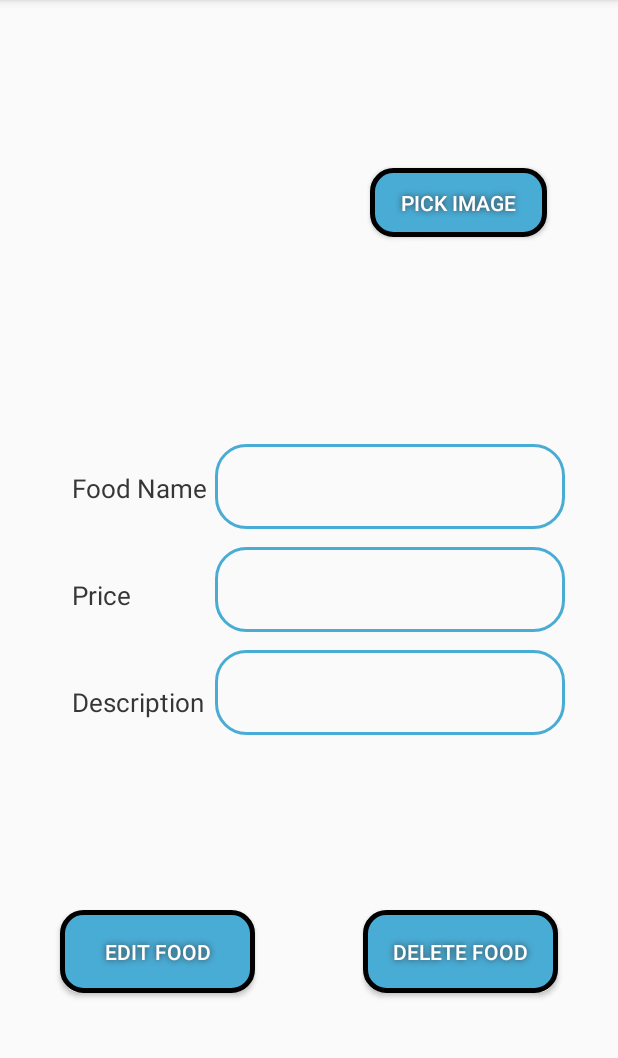
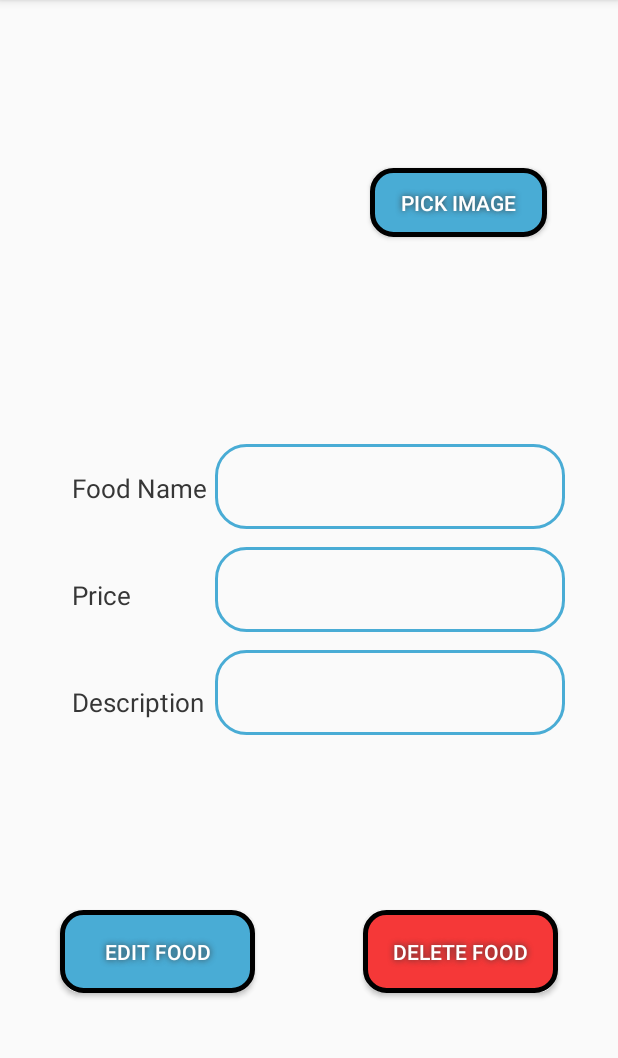
Before and after one commit to Akerdany/ReastaurantApp, an Android app: the FoodEditDelete screen opened directly, with no data from a screen before it, on a phone screen of 412 x 824 dp, the part 84-1142 px from its top. Run offline under Robolectric (Android 15) with nearby library versions, the phone set to English and light mode, and no system bars; our stand-ins replace Firebase (no records; nobody signed in at launch, a user with empty details on screens opened directly); pictures from the network do not load; 4 statements that could not run were skipped.

Commit message:
Some Layouts done.

```diff
--- a/app/src/main/res/layout/activity_food_edit_delete.xml
+++ b/app/src/main/res/layout/activity_food_edit_delete.xml
@@ -136,7 +136,7 @@
         android:layout_marginRight="40dp"
         android:text="@string/DeleteFoodBtn_food_crud"
         android:onClick="DeleteFood"
-        style="@style/button_style_small"
+        style="@style/buttonDelete_style"
         app:layout_constraintBottom_toBottomOf="parent"
         app:layout_constraintEnd_toEndOf="parent"
         app:layout_constraintTop_toBottomOf="@+id/ItemDescEdt"
--- a/app/src/main/res/layout/activity_user_edit_delete.xml
+++ b/app/src/main/res/layout/activity_user_edit_delete.xml
@@ -23,7 +23,7 @@
             style="@style/editText_style"
             android:layout_width="match_parent"
             android:layout_height="wrap_content"
-            android:layout_marginTop="70dp"
+            android:layout_marginTop="40dp"
             android:hint="Full Name"
 
             app:layout_constraintEnd_toEndOf="parent"
--- a/app/src/main/res/values/styles.xml
+++ b/app/src/main/res/values/styles.xml
@@ -62,6 +62,14 @@
         <item name="android:shadowRadius">5</item>
     </style>
 
+    <style name="buttonDelete_style">
+        <item name="android:layout_marginTop">10dp</item>
+        <item name="android:textColor">@color/colorWhite</item>
+        <item name="android:background">@drawable/buttonshapedelete</item>
+        <item name="android:shadowColor">@color/colorGrey</item>
+        <item name="android:shadowRadius">5</item>
+    </style>
+
     <style name="buttonGreen_style_small">
         <item name="android:layout_marginTop">10dp</item>
         <item name="android:textColor">@color/colorWhite</item>
```
